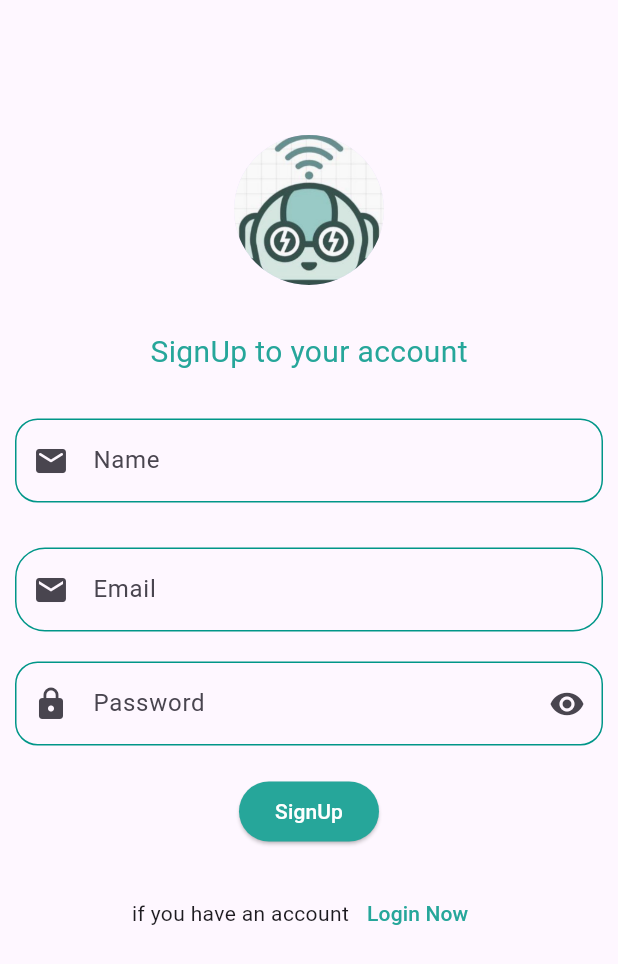
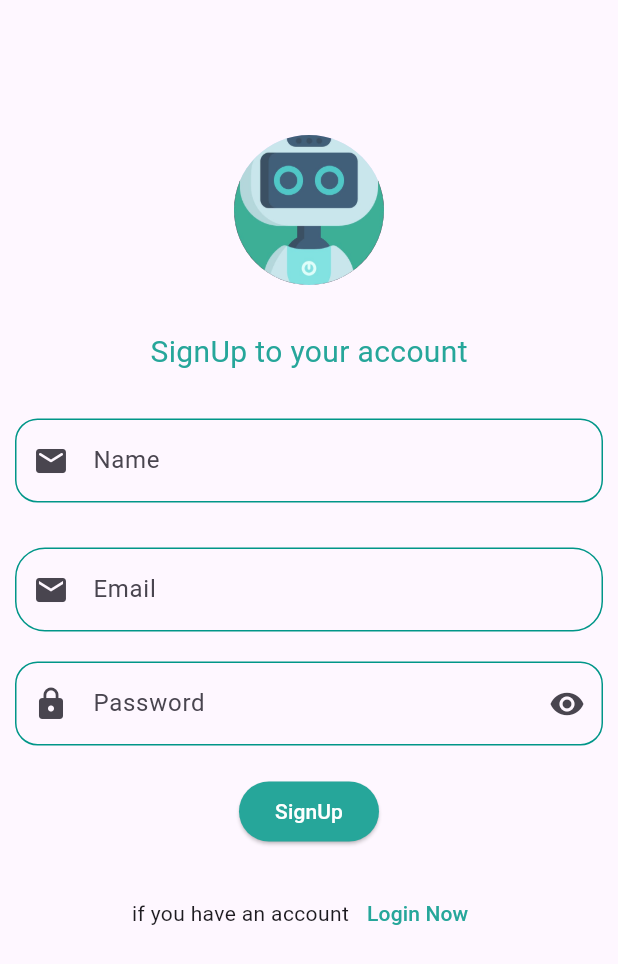
Before and after one commit to Abdo-Elsabagh/Agribot, a Flutter app: the screen it shows after launch, after a tap on "Create one!", on a phone screen of 412 x 824 dp. Shown: the top 964 px of the screen. Run offline on Flutter 3.47's test engine with Material 3 defaults, Android fonts, the phone set to English and light mode, and no system bars; our stand-ins replace liquid_pull_to_refresh, percent_indicator; missing offline and left inert: charts_painter, dart:ffi, flutter_barcode_scanner.

Commit message:
add loge

```diff
--- a/lib/login_view.dart
+++ b/lib/login_view.dart
@@ -30,7 +30,7 @@ class _LoginViemState extends State<LoginViem> {
             ),
             const CircleAvatar(
               radius: 50,
-              backgroundImage: AssetImage('assets/2.jpg'),
+              backgroundImage: AssetImage('assets/4.jpg'),
             ),
             const SizedBox(
               height: 30,
--- a/lib/regisyer_viem.dart
+++ b/lib/regisyer_viem.dart
@@ -29,7 +29,7 @@ class _RegisterViewState extends State<RegisterView> {
             ),
             const CircleAvatar(
               radius: 50,
-              backgroundImage: AssetImage('assets/2.jpg'),
+              backgroundImage: AssetImage('assets/4.jpg'),
             ),
             const SizedBox(
               height: 30,
@@ -98,7 +98,7 @@ class _RegisterViewState extends State<RegisterView> {
                 ),
                 onPressed: () {
                   Navigator.of(context).pushReplacement(MaterialPageRoute(
-                      builder: (context) =>  NavigationScreen()));
+                      builder: (context) => NavigationScreen()));
                 },
                 child: const Text('SignUp')),
             const SizedBox(
--- a/pubspec.yaml
+++ b/pubspec.yaml
@@ -68,7 +68,7 @@ flutter:
   # To add assets to your application, add an assets section, like this:
   assets:
     - assets/
-  #  - assets/2.jpg
+   # - assets/4.jpg
 
   # An image asset can refer to one or more resolution-specific "variants", see
   # https://flutter.dev/assets-and-images/#resolution-aware
```
Also changed, not shown: assets/4.jpg (added).
